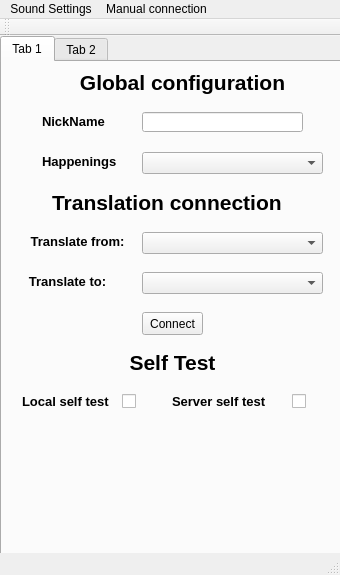
Old version of the form TT_RemoteTranslation/remotetranslatorui.ui in the repository valikl/remote-translator.
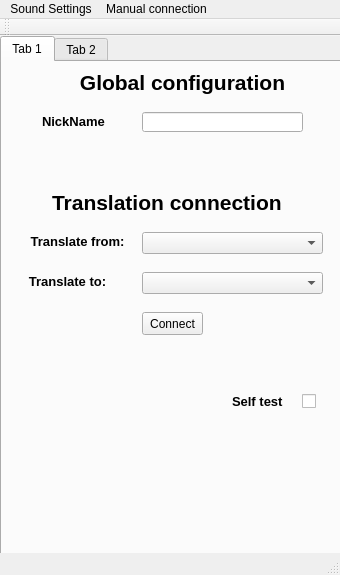
New version of the form. The open tabs and pages were chosen to show the change.

Commit message: Change GUI according to Etay requirements

Patch:
```diff
--- a/TT_RemoteTranslation/remotetranslatorui.ui
+++ b/TT_RemoteTranslation/remotetranslatorui.ui
@@ -92,33 +92,6 @@
        </rect>
       </property>
      </widget>
-     <widget class="QLabel" name="label_3">
-      <property name="geometry">
-       <rect>
-        <x>40</x>
-        <y>90</y>
-        <width>81</width>
-        <height>20</height>
-       </rect>
-      </property>
-      <property name="text">
-       <string>&lt;!DOCTYPE HTML PUBLIC &quot;-//W3C//DTD HTML 4.0//EN&quot; &quot;http://www.w3.org/TR/REC-html40/strict.dtd&quot;&gt;
-&lt;html&gt;&lt;head&gt;&lt;meta name=&quot;qrichtext&quot; content=&quot;1&quot; /&gt;&lt;style type=&quot;text/css&quot;&gt;
-p, li { white-space: pre-wrap; }
-&lt;/style&gt;&lt;/head&gt;&lt;body style=&quot; font-family:'MS Shell Dlg 2'; font-size:8.25pt; font-weight:400; font-style:normal;&quot;&gt;
-&lt;p style=&quot; margin-top:0px; margin-bottom:0px; margin-left:0px; margin-right:0px; -qt-block-indent:0; text-indent:0px;&quot;&gt;&lt;span style=&quot; font-size:10pt; font-weight:600;&quot;&gt;Happenings&lt;/span&gt;&lt;/p&gt;&lt;/body&gt;&lt;/html&gt;</string>
-      </property>
-     </widget>
-     <widget class="QComboBox" name="HapList">
-      <property name="geometry">
-       <rect>
-        <x>140</x>
-        <y>90</y>
-        <width>181</width>
-        <height>22</height>
-       </rect>
-      </property>
-     </widget>
      <widget class="QLabel" name="label_9">
       <property name="geometry">
        <rect>
@@ -203,59 +176,12 @@
        <string>Connect</string>
       </property>
      </widget>
-     <widget class="QLabel" name="label_6">
-      <property name="geometry">
-       <rect>
-        <x>40</x>
-        <y>280</y>
-        <width>261</width>
-        <height>41</height>
-       </rect>
-      </property>
-      <property name="text">
-       <string>&lt;!DOCTYPE HTML PUBLIC &quot;-//W3C//DTD HTML 4.0//EN&quot; &quot;http://www.w3.org/TR/REC-html40/strict.dtd&quot;&gt;
-&lt;html&gt;&lt;head&gt;&lt;meta name=&quot;qrichtext&quot; content=&quot;1&quot; /&gt;&lt;style type=&quot;text/css&quot;&gt;
-p, li { white-space: pre-wrap; }
-&lt;/style&gt;&lt;/head&gt;&lt;body style=&quot; font-family:'MS Shell Dlg 2'; font-size:8.25pt; font-weight:400; font-style:normal;&quot;&gt;
-&lt;p align=&quot;center&quot; style=&quot; margin-top:0px; margin-bottom:0px; margin-left:0px; margin-right:0px; -qt-block-indent:0; text-indent:0px;&quot;&gt;&lt;span style=&quot; font-size:16pt; font-weight:600;&quot;&gt;Self Test&lt;/span&gt;&lt;/p&gt;&lt;/body&gt;&lt;/html&gt;</string>
-      </property>
-     </widget>
-     <widget class="QLabel" name="label_8">
-      <property name="geometry">
-       <rect>
-        <x>20</x>
-        <y>330</y>
-        <width>91</width>
-        <height>20</height>
-       </rect>
-      </property>
-      <property name="text">
-       <string>&lt;!DOCTYPE HTML PUBLIC &quot;-//W3C//DTD HTML 4.0//EN&quot; &quot;http://www.w3.org/TR/REC-html40/strict.dtd&quot;&gt;
-&lt;html&gt;&lt;head&gt;&lt;meta name=&quot;qrichtext&quot; content=&quot;1&quot; /&gt;&lt;style type=&quot;text/css&quot;&gt;
-p, li { white-space: pre-wrap; }
-&lt;/style&gt;&lt;/head&gt;&lt;body style=&quot; font-family:'MS Shell Dlg 2'; font-size:8.25pt; font-weight:400; font-style:normal;&quot;&gt;
-&lt;p style=&quot; margin-top:0px; margin-bottom:0px; margin-left:0px; margin-right:0px; -qt-block-indent:0; text-indent:0px;&quot;&gt;&lt;span style=&quot; font-size:10pt; font-weight:600;&quot;&gt;Local self test&lt;/span&gt;&lt;/p&gt;&lt;/body&gt;&lt;/html&gt;</string>
-      </property>
-     </widget>
-     <widget class="QCheckBox" name="LocalSelfTestEn">
-      <property name="geometry">
-       <rect>
-        <x>120</x>
-        <y>330</y>
-        <width>16</width>
-        <height>18</height>
-       </rect>
-      </property>
-      <property name="text">
-       <string/>
-      </property>
-     </widget>
      <widget class="QLabel" name="label_13">
       <property name="geometry">
        <rect>
-        <x>170</x>
+        <x>230</x>
         <y>330</y>
-        <width>111</width>
+        <width>61</width>
         <height>20</height>
        </rect>
       </property>
@@ -264,13 +190,13 @@
 &lt;html&gt;&lt;head&gt;&lt;meta name=&quot;qrichtext&quot; content=&quot;1&quot; /&gt;&lt;style type=&quot;text/css&quot;&gt;
 p, li { white-space: pre-wrap; }
 &lt;/style&gt;&lt;/head&gt;&lt;body style=&quot; font-family:'MS Shell Dlg 2'; font-size:8.25pt; font-weight:400; font-style:normal;&quot;&gt;
-&lt;p style=&quot; margin-top:0px; margin-bottom:0px; margin-left:0px; margin-right:0px; -qt-block-indent:0; text-indent:0px;&quot;&gt;&lt;span style=&quot; font-size:10pt; font-weight:600;&quot;&gt;Server self test&lt;/span&gt;&lt;/p&gt;&lt;/body&gt;&lt;/html&gt;</string>
+&lt;p style=&quot; margin-top:0px; margin-bottom:0px; margin-left:0px; margin-right:0px; -qt-block-indent:0; text-indent:0px;&quot;&gt;&lt;span style=&quot; font-size:10pt; font-weight:600;&quot;&gt;Self test&lt;/span&gt;&lt;/p&gt;&lt;/body&gt;&lt;/html&gt;</string>
       </property>
      </widget>
      <widget class="QCheckBox" name="ServerSelfTestEn">
       <property name="geometry">
        <rect>
-        <x>290</x>
+        <x>300</x>
         <y>330</y>
         <width>16</width>
         <height>18</height>
```
Left out of the diff: 55 changed lines with no effect on the pictures. The commit also changes 3 other files.
